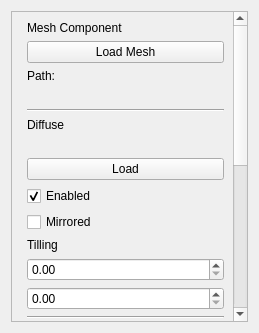
Before: the Qt Designer form meshcomponentwidget.ui in rogerbusquets97/Graphics-Engine, drawn with Qt 5.
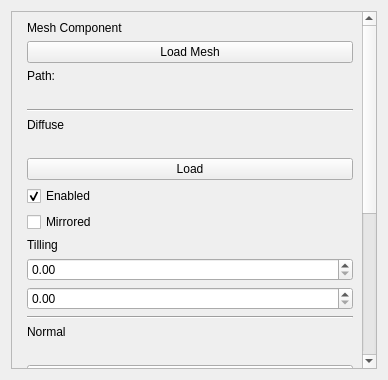
After: the same form once the commit is applied.

Patch:
```diff
--- a/meshcomponentwidget.ui
+++ b/meshcomponentwidget.ui
@@ -6,8 +6,8 @@
    <rect>
     <x>0</x>
     <y>0</y>
-    <width>259</width>
-    <height>333</height>
+    <width>388</width>
+    <height>380</height>
    </rect>
   </property>
   <property name="sizePolicy">
@@ -30,8 +30,8 @@
        <rect>
         <x>0</x>
         <y>0</y>
-        <width>222</width>
-        <height>667</height>
+        <width>351</width>
+        <height>655</height>
        </rect>
       </property>
       <layout class="QFormLayout" name="formLayout">
```
